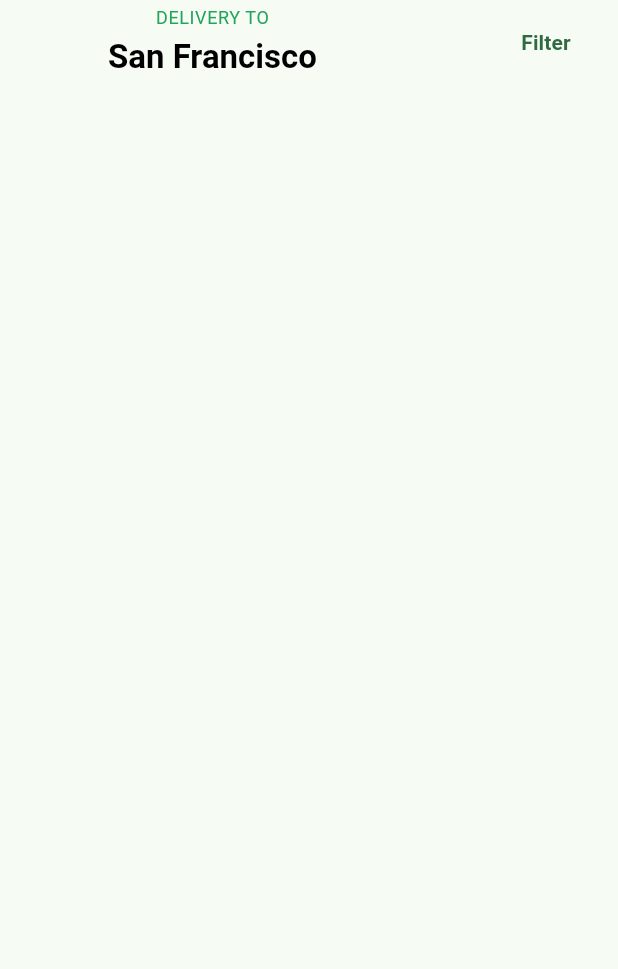
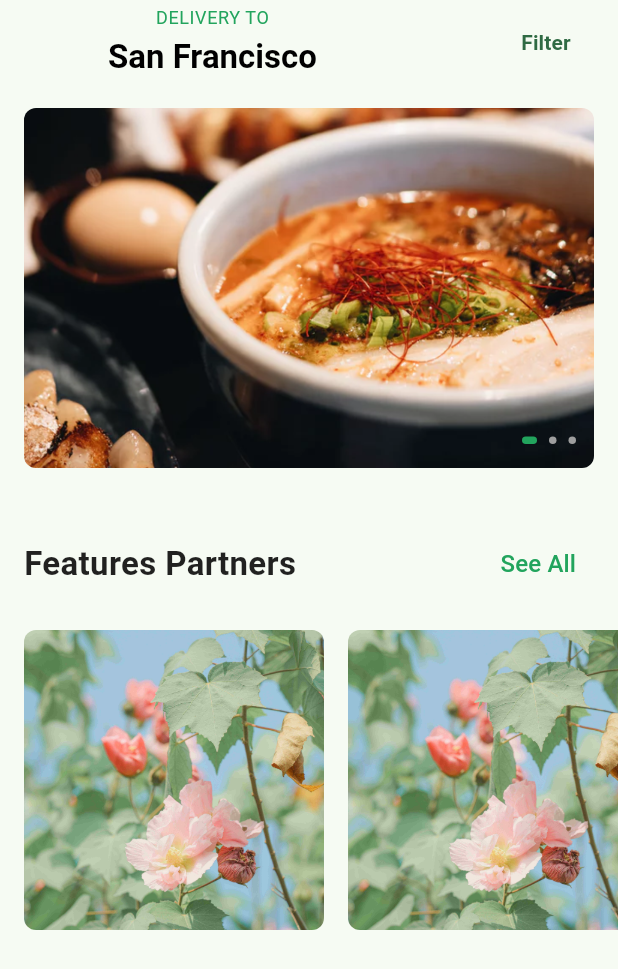
Before and after one commit to tuyen1204/Ziichat_INTERN, a Flutter app: the HomeScreen screen opened directly, on a phone screen of 412 x 824 dp. Shown: the top 969 px of the screen. Run offline on Flutter 3.47's test engine with Material 3 defaults, Android fonts, the phone set to English and light mode, and no system bars; our stand-ins replace flutter_svg.

Commit message:
feat: Screen Home (Section 1: PageView)

```diff
--- /dev/null
+++ b/Flutter/foodly_ui_intern/lib/components/dot_navigation.dart
@@ -0,0 +1,30 @@
+import 'package:flutter/material.dart';
+import 'package:foodly_ui_intern/constants.dart';
+
+class DotNavigation extends StatelessWidget {
+  const DotNavigation({
+    super.key,
+    this.isActive = false,
+    this.activeColor = primaryColor,
+    this.inActiveColor = Colors.grey,
+    this.activeWidth = 10,
+    this.styleDot = "Primary",
+  });
+
+  final bool isActive;
+  final Color activeColor, inActiveColor;
+  final double activeWidth;
+  final String styleDot;
+
+  @override
+  Widget build(BuildContext context) {
+    return Container(
+      width: isActive ? activeWidth : 5,
+      height: 5,
+      margin: const EdgeInsetsDirectional.symmetric(horizontal: 4),
+      decoration: BoxDecoration(
+          color: isActive ? activeColor : inActiveColor,
+          borderRadius: BorderRadius.all(Radius.circular(30))),
+    );
+  }
+}
--- /dev/null
+++ b/Flutter/foodly_ui_intern/lib/components/title_section.dart
@@ -0,0 +1,48 @@
+import 'package:flutter/material.dart';
+import 'package:foodly_ui_intern/constants.dart';
+
+class TitleSection extends StatelessWidget {
+  const TitleSection({
+    super.key,
+    required this.title,
+    required this.actionTitle,
+    required this.onPressAction,
+  });
+
+  final String title;
+  final String actionTitle;
+  final Function() onPressAction;
+
+  @override
+  Widget build(BuildContext context) {
+    return Padding(
+      padding: const EdgeInsets.symmetric(horizontal: defaultPadding),
+      child: Column(
+        children: [
+          Row(
+            mainAxisAlignment: MainAxisAlignment.spaceBetween,
+            children: [
+              Text(
+                title,
+                style: TextStyle(
+                    fontSize: 22,
+                    fontWeight: FontWeight.w700,
+                    color: Colors.black87),
+              ),
+              TextButton(
+                onPressed: () {},
+                child: Text(
+                  actionTitle,
+                  style: TextStyle(
+                      fontSize: 16,
+                      color: primaryColor,
+                      fontWeight: FontWeight.w500),
+                ),
+              ),
+            ],
+          ),
+        ],
+      ),
+    );
+  }
+}
--- a/Flutter/foodly_ui_intern/lib/constants.dart
+++ b/Flutter/foodly_ui_intern/lib/constants.dart
@@ -7,3 +7,4 @@ const bodyTextColor = Color(0xFF868686);
 const inputColor = Color(0xFFFBFBFB);
 
 const double defaultPadding = 16;
+const double spacingSection = 40;
--- a/Flutter/foodly_ui_intern/lib/main.dart
+++ b/Flutter/foodly_ui_intern/lib/main.dart
@@ -1,5 +1,6 @@
 import 'package:flutter/material.dart';
 import 'package:foodly_ui_intern/constants.dart';
+import 'package:foodly_ui_intern/screens/home/home_screen.dart';
 import 'package:foodly_ui_intern/screens/onboarding/onboarding_screen.dart';
 
 void main() {
@@ -36,7 +37,7 @@ class MyApp extends StatelessWidget {
           titleMedium: TextStyle(color: bodyTextColor),
         ),
       ),
-      home: const OnboardingScreen(),
+      home: const HomeScreen(),
     );
   }
 }
--- a/Flutter/foodly_ui_intern/lib/screens/home/home_screen.dart
+++ b/Flutter/foodly_ui_intern/lib/screens/home/home_screen.dart
@@ -1,9 +1,17 @@
 import 'package:flutter/material.dart';
+import 'package:foodly_ui_intern/components/dot_navigation.dart';
+import 'package:foodly_ui_intern/components/title_section.dart';
 import 'package:foodly_ui_intern/constants.dart';
 
-class HomeScreen extends StatelessWidget {
+class HomeScreen extends StatefulWidget {
   const HomeScreen({super.key});
 
+  @override
+  State<HomeScreen> createState() => _HomeScreenState();
+}
+
+class _HomeScreenState extends State<HomeScreen> {
+  int currentPage = 0;
   @override
   Widget build(BuildContext context) {
     return Scaffold(
@@ -41,18 +49,108 @@ class HomeScreen extends StatelessWidget {
           child: SingleChildScrollView(
         child: Column(
           children: [
-            Container(
-              decoration: BoxDecoration(
-                borderRadius: const BorderRadius.all(Radius.circular(12)),
-                image: DecorationImage(
-                  image: AssetImage("assets/images/big_1.png"),
-                  fit: BoxFit.cover,
+            SizedBox(height: defaultPadding),
+            Stack(
+              children: [
+                Padding(
+                  padding:
+                      const EdgeInsets.symmetric(horizontal: defaultPadding),
+                  child: SizedBox(
+                    height: 240,
+                    child: PageView.builder(
+                      itemCount: dataBigCard.length,
+                      itemBuilder: (context, index) => Center(
+                        child: BigCard(
+                          image: dataBigCard[index],
+                        ),
+                      ),
+                      onPageChanged: (value) => setState(() {
+                        currentPage = value;
+                      }),
+                    ),
+                  ),
                 ),
-              ),
+                Positioned(
+                  right: 24,
+                  bottom: 16,
+                  child: Row(
+                    mainAxisAlignment: MainAxisAlignment.center,
+                    children: List.generate(
+                      dataBigCard.length,
+                      (index) => DotNavigation(
+                        isActive: index == currentPage,
+                      ),
+                    ),
+                  ),
+                ),
+              ],
             ),
+            SizedBox(height: spacingSection),
+            Column(
+              spacing: 20,
+              children: [
+                TitleSection(
+                  title: "Features Partners",
+                  actionTitle: "See All",
+                  onPressAction: () {},
+                ),
+                SizedBox(
+                  height: 260,
+                  child: ListView.builder(
+                    scrollDirection: Axis.horizontal,
+                    itemCount: 5,
+                    itemBuilder: (context, index) => Padding(
+                      padding: const EdgeInsets.only(left: defaultPadding),
+                      child: Column(
+                        children: [
+                          ClipRRect(
+                            borderRadius: BorderRadius.circular(8.0),
+                            child: Image.asset(
+                              'assets/images/image-1.jpg',
+                              height: 200,
+                              width: 200,
+                              fit: BoxFit.cover,
+                            ),
+                          ),
+                        ],
+                      ),
+                    ),
+                  ),
+                ),
+              ],
+            )
           ],
         ),
       )),
     );
   }
 }
+
+class BigCard extends StatelessWidget {
+  const BigCard({
+    super.key,
+    required this.image,
+  });
+
+  final String image;
+
+  @override
+  Widget build(BuildContext context) {
+    return Container(
+      padding: const EdgeInsets.symmetric(horizontal: 0),
+      child: ClipRRect(
+          borderRadius: BorderRadius.circular(8.0),
+          child: Image.asset(
+            image,
+            fit: BoxFit.cover,
+            height: double.maxFinite,
+          )),
+    );
+  }
+}
+
+List<String> dataBigCard = [
+  "assets/images/big_1.png",
+  "assets/images/big_2.png",
+  "assets/images/big_3.png",
+];
--- a/Flutter/foodly_ui_intern/lib/screens/onboarding/onboarding_screen.dart
+++ b/Flutter/foodly_ui_intern/lib/screens/onboarding/onboarding_screen.dart
@@ -1,5 +1,6 @@
 import 'package:flutter/material.dart';
 import 'package:flutter_svg/flutter_svg.dart';
+import 'package:foodly_ui_intern/components/dot_navigation.dart';
 import 'package:foodly_ui_intern/constants.dart';
 import 'package:foodly_ui_intern/screens/authenticator/sign_in_screen.dart';
 
@@ -46,7 +47,7 @@ class _OnboardingScreenState extends State<OnboardingScreen> {
                   mainAxisAlignment: MainAxisAlignment.center,
                   children: List.generate(
                     onboardingData.length,
-                    (index) => OnboardingNavigation(
+                    (index) => DotNavigation(
                       isActive: index == currentPage,
                     ),
                   ),
@@ -131,29 +132,3 @@ class OnboardingItem extends StatelessWidget {
     );
   }
 }
-
-class OnboardingNavigation extends StatelessWidget {
-  const OnboardingNavigation({
-    super.key,
-    this.isActive = false,
-    this.activeColor = primaryColor,
-    this.inActiveColor = Colors.grey,
-    this.activeWidth = 10,
-  });
-
-  final bool isActive;
-  final Color activeColor, inActiveColor;
-  final double activeWidth;
-
-  @override
-  Widget build(BuildContext context) {
-    return Container(
-      width: isActive ? activeWidth : 5,
-      height: 5,
-      margin: const EdgeInsetsDirectional.symmetric(horizontal: 4),
-      decoration: BoxDecoration(
-          color: isActive ? activeColor : inActiveColor,
-          borderRadius: BorderRadius.all(Radius.circular(30))),
-    );
-  }
-}
--- a/Flutter/foodly_ui_intern/lib/theme.dart
+++ b/Flutter/foodly_ui_intern/lib/theme.dart
@@ -4,6 +4,6 @@ import 'constants.dart';
 ThemeData buildThemeData() {
   return ThemeData(
     colorScheme: ColorScheme.fromSeed(seedColor: primaryColor),
-    // fontFamily: "SF Pro Text",
+    fontFamily: "SF Pro Text",
   );
 }
```
Also changed, not shown: Flutter/foodly_ui_intern/assets/images/image-1.jpg (added).
